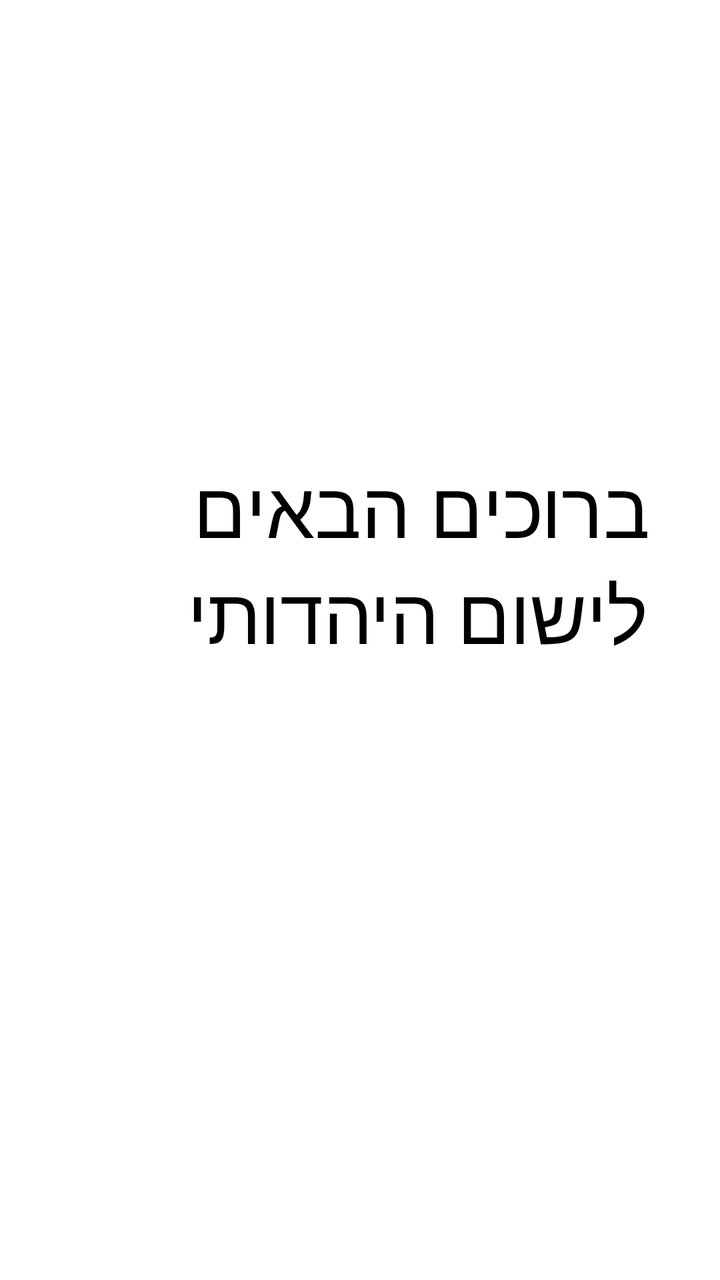
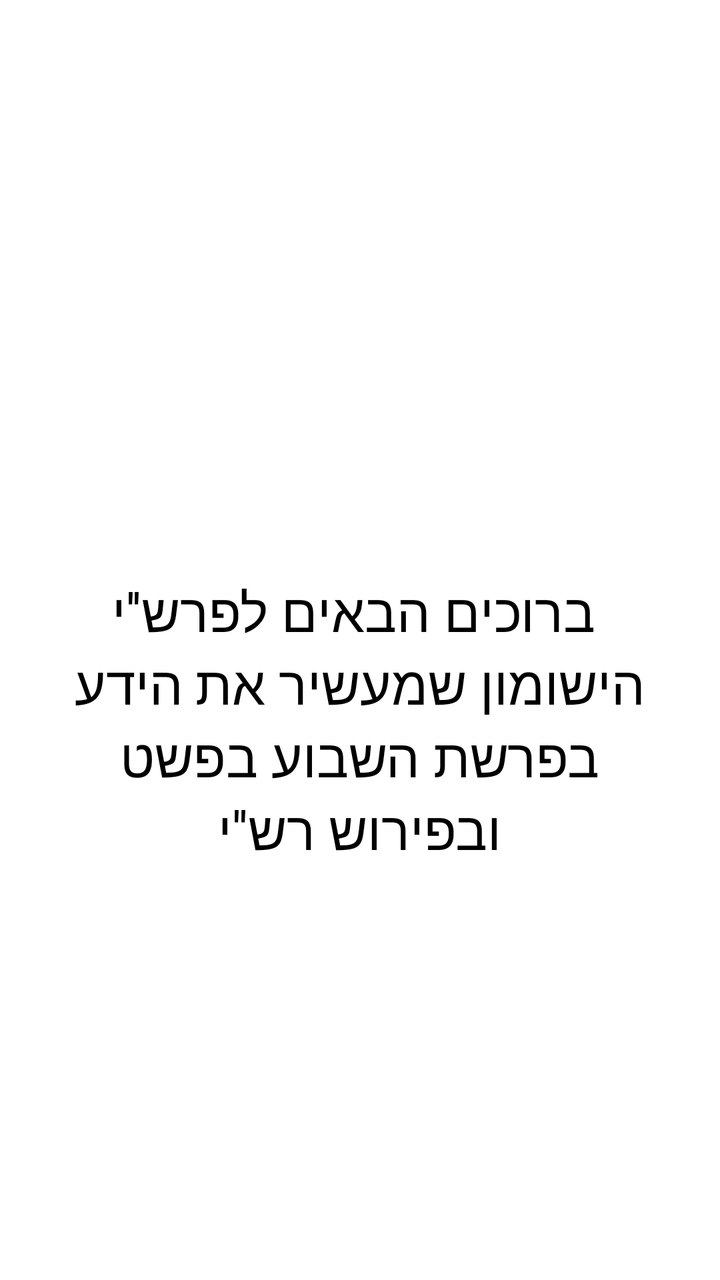

An Android layout rendered at two revisions. The XML below is the earlier revision; the diff shows what the commit changed to produce the second picture.
<!-- AndroidManifest.xml: application theme Theme.Quiz2 -->
<!-- res/layout/activity_splash.xml -->
<?xml version="1.0" encoding="utf-8"?>
<androidx.constraintlayout.widget.ConstraintLayout xmlns:android="http://schemas.android.com/apk/res/android"
    android:layout_width="match_parent"
    android:layout_height="match_parent">
    <LinearLayout
        android:orientation="vertical"
        android:gravity="center"
        android:layout_width="match_parent"
        android:layout_height="match_parent"
        android:background="@color/white">

        <TextView
            android:layout_width="140pt"
            android:layout_height="201dp"
            android:layout_marginTop="16dp"
            android:text="ברוכים הבאים לישום היהדותי"
            android:textColor="@color/black"
            android:textSize="19pt" />
    </LinearLayout>
</androidx.constraintlayout.widget.ConstraintLayout>
<!-- resources referenced by this layout -->
<resources>
  <color name="black">#FF000000</color>
  <color name="white">#FFFFFFFF</color>
  <style name="Theme.Quiz2" parent="Base.Theme.Quiz2" />
  <style name="Base.Theme.Quiz2" parent="Theme.AppCompat.Light.NoActionBar">
          
          
          <item name="windowActionBar">false</item>
          <item name="windowNoTitle">true</item>
  
          
          <item name="colorPrimary">#FF5722</item>
          <item name="colorPrimaryDark">#E64A19</item>
          <item name="colorAccent">#FFC107</item>
      </style>
</resources>

<!-- the commit's change to res/layout/activity_splash.xml (unified diff, before → after) -->
@@ -9,12 +9,19 @@
         android:layout_height="match_parent"
         android:background="@color/white">
 
+        <ImageView
+            android:layout_width="120dp"
+            android:layout_height="120dp"
+            android:contentDescription="@string/app_name"
+            android:src="@mipmap/ic_launcher" />
+
         <TextView
             android:layout_width="140pt"
             android:layout_height="201dp"
             android:layout_marginTop="16dp"
-            android:text="ברוכים הבאים לישום היהדותי"
+            android:gravity="center_horizontal"
+            android:text=" ברוכים הבאים לפרש''י הישומון שמעשיר את הידע בפרשת השבוע בפשט ובפירוש רש''י"
             android:textColor="@color/black"
-            android:textSize="19pt" />
+            android:textSize="13pt" />
     </LinearLayout>
 </androidx.constraintlayout.widget.ConstraintLayout>
<!-- resource entries referenced after the edit -->
@@ -2,7 +2,15 @@
 <resources>
   <color name="black">#FF000000</color>
   <color name="white">#FFFFFFFF</color>
+  <!-- mipmap ic_launcher (mipmap-anydpi-v26) -->
+  <?xml version="1.0" encoding="utf-8"?>
+  <adaptive-icon xmlns:android="http://schemas.android.com/apk/res/android">
+      <background android:drawable="@color/ic_launcher_background"/>
+      <foreground android:drawable="@mipmap/ic_launcher_foreground"/>
+  </adaptive-icon>
+  <string name="app_name">Parashi-פרש"י</string>
   <style name="Theme.Quiz2" parent="Base.Theme.Quiz2" />
+  <color name="ic_launcher_background">#3DDCCF</color>
   <style name="Base.Theme.Quiz2" parent="Theme.AppCompat.Light.NoActionBar">
           
           
